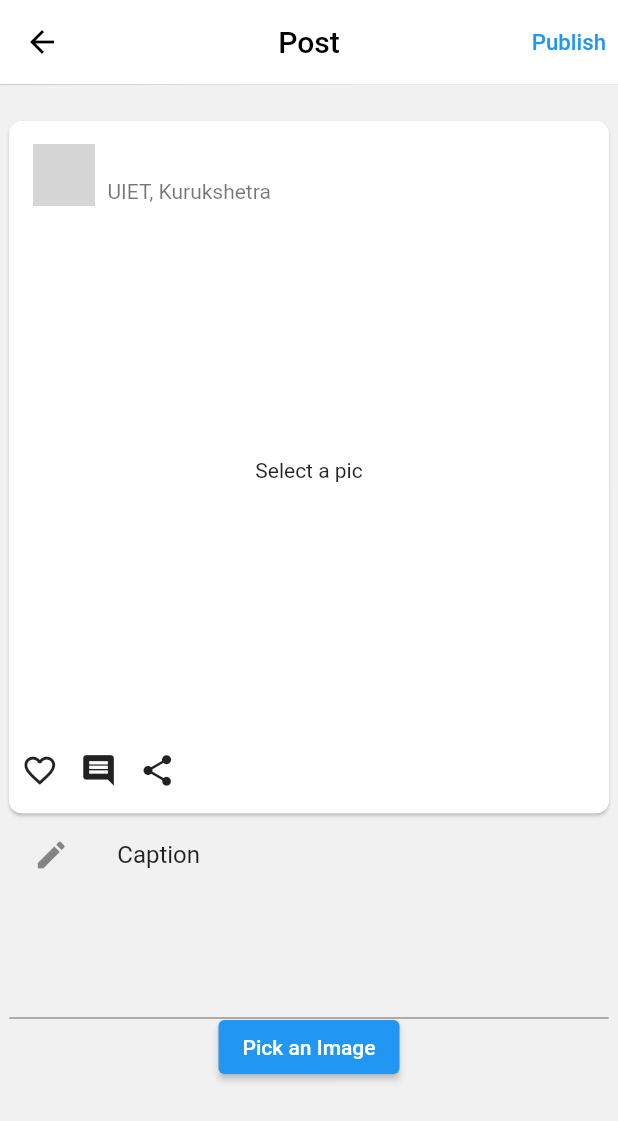
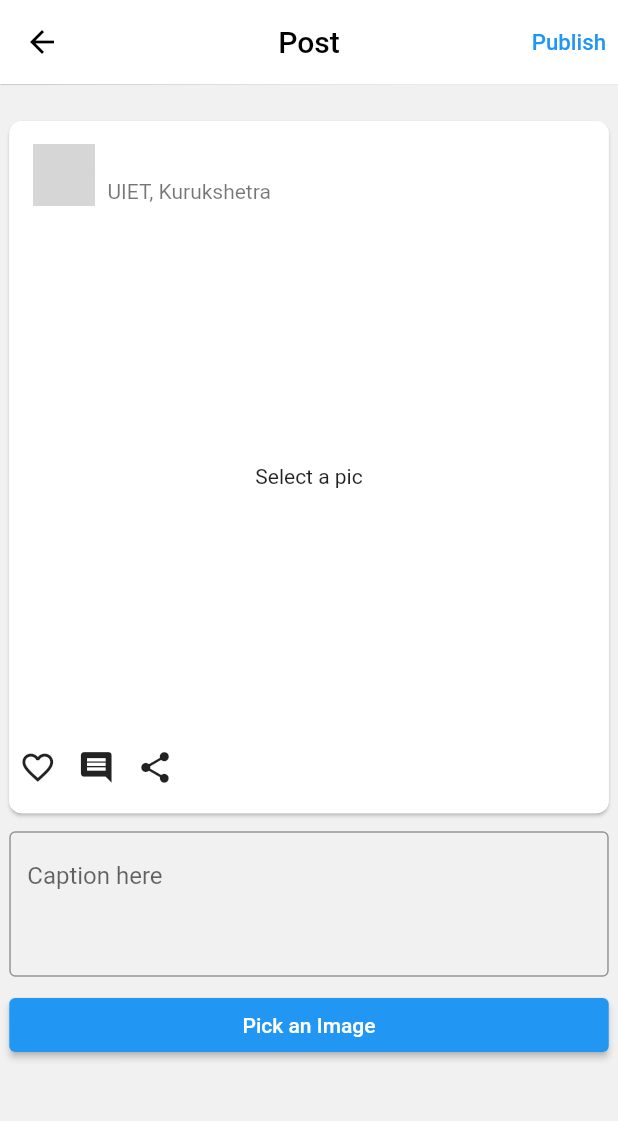
Before and after one commit to parulgupta27/stuck, a Flutter app: the AddPostScreen screen opened directly with empty values, on a phone screen of 412 x 824 dp. Shown: the top 1121 px of the screen. Run offline on Flutter 3.47's test engine with Material 2 defaults, Android fonts, the phone set to English and light mode, and no system bars; our stand-ins replace cloud_firestore, firebase_auth, firebase_core, firebase_storage, image_picker; accounts and stored records are empty; network calls fail; grey boxes are pictures that could not be loaded.

Commit message:
Add post screen  null check error resolved by Parul

```diff
--- a/lib/screens/add_post_screen.dart
+++ b/lib/screens/add_post_screen.dart
@@ -1,5 +1,7 @@
 import 'dart:typed_data';
-import '../models/user_model.dart'as umd;
+import 'package:stuck/widgets/custom_text_field.dart';
+
+import '../models/user_model.dart' as umd;
 import 'package:firebase_auth/firebase_auth.dart';
 import 'package:flutter/material.dart';
 import 'package:stuck/main.dart';
@@ -57,7 +59,7 @@ class _AddPostScreenState extends State<AddPostScreen> {
       body: SafeArea(
           child: Padding(
             padding: EdgeInsets.symmetric(horizontal: width*0.015),
-            child: Column(
+            child: ListView(
                   children: [
             SizedBox(
               height: height * 0.03,
@@ -77,27 +79,28 @@ class _AddPostScreenState extends State<AddPostScreen> {
                       child: ListTile(
 
                         minVerticalPadding: height*0.01,
-                        leading: CircleAvatar(backgroundImage: NetworkImage(_auth.currentUser!.phoneNumber.toString()),
+                        leading: CircleAvatar(backgroundImage: NetworkImage(user.url),
                         radius: height*0.025,
                         ),
                         horizontalTitleGap: width*0.02,
-                        title: Text(_auth.currentUser!.displayName.toString()),
+                        title: Text(user.name.toString()),
                         subtitle: Text("UIET, Kurukshetra"),
                       ),
 
                     ),
+                    SizedBox(height: height*0.01,),
 
                     Padding(
                       padding: EdgeInsets.symmetric(horizontal:width*0.01),
                       child: Container(
-                      height: height*0.425,
+                      height: height*0.415,
                       width: double.infinity,
                       child: image==null?Center(child: Text("Select a pic"),):Image.memory(image!,fit: BoxFit.cover,),
                       ),
                     ),
                     SizedBox(height: height*0.005,),
                     Padding(
-                      padding:EdgeInsets.all(8.0),
+                      padding:EdgeInsets.all(height*0.008),
                       child: Row(children: [
                         Icon(Icons.favorite_outline,size: height*0.03,),
                         SizedBox(width: width*0.035,),
@@ -109,20 +112,22 @@ class _AddPostScreenState extends State<AddPostScreen> {
                   ]),
               ),
             ),
+                              SizedBox(height: 12,),
 
-            Container(
-              height: height*0.15,
-              child: Column(
-                crossAxisAlignment: CrossAxisAlignment.start,
-                children: [
-               ListTile(leading: Icon(Icons.edit),title: Text("Caption"),),
+                              TextFormField(
+                                maxLines: 3,
+                                decoration: InputDecoration(
+                                  hintText: "Caption here",
+                                  border: OutlineInputBorder(
+                                    borderSide: BorderSide(
+                                      color: Colors.grey,
+                                      width: 1,
+                                    ),
+                                  ),
+                                ),
+                              ),
 
-               TextField(
-                 controller: _captionController,
-                 maxLines: 3,
-               ),
-              ]),
-            ),
+
                               SizedBox(height: height*0.01,),
             ElevatedButton(onPressed: ()async{
                       image=await AuthMethod().getUserImage();
```
Also changed, not shown: lib/screens/HomeScreen.dart (+19 -8 lines).
